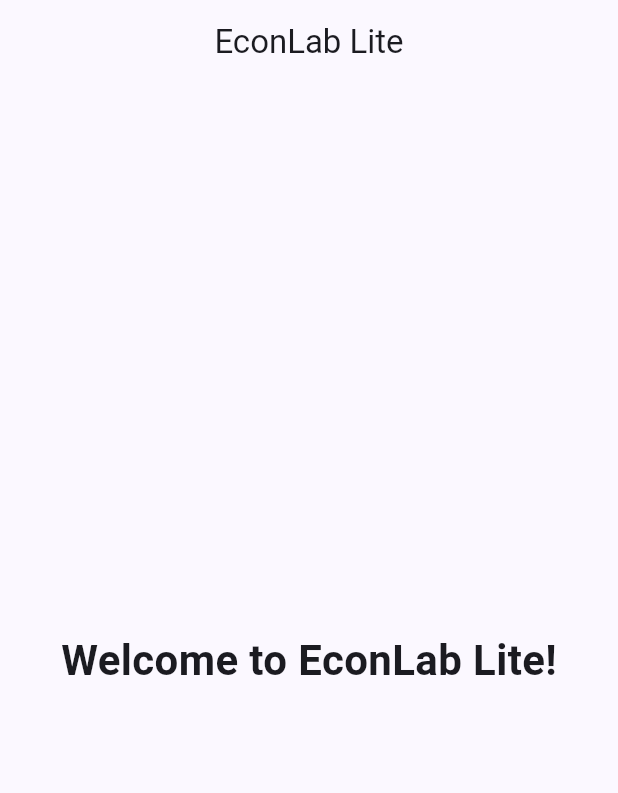
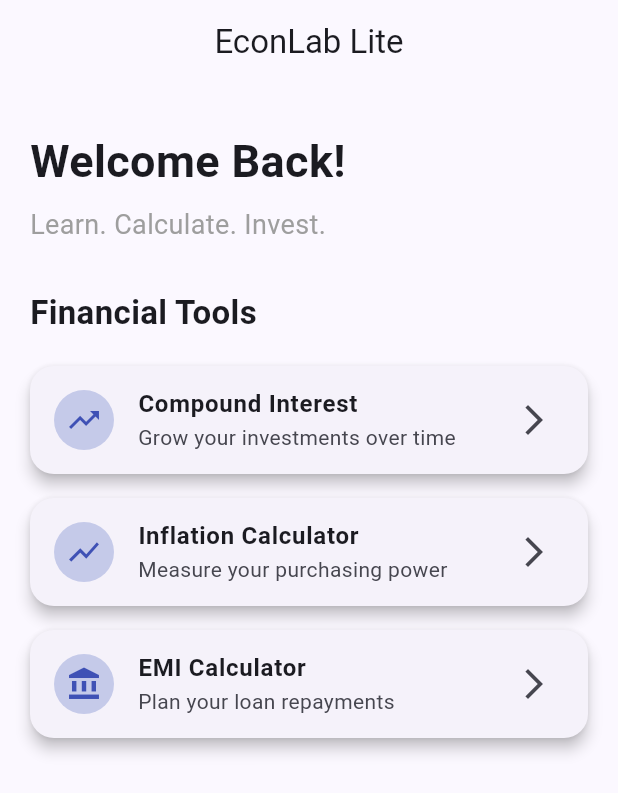
Before and after one commit to tanishgurjar3113-coder/econlab-lite, a Flutter app: the screen it shows after launch, on a phone screen of 412 x 824 dp. Shown: the top 793 px of the screen. Run offline on Flutter 3.47's test engine with Material 3 defaults, Android fonts, the phone set to English and light mode, and no system bars.

Commit message:
Add design system, theme, and reusable ToolCard widget

```diff
--- a/lib/main.dart
+++ b/lib/main.dart
@@ -1,4 +1,5 @@
 import 'package:flutter/material.dart';
+import 'screens/home/home_screen.dart';
 
 void main() {
   runApp(const EconLabApp());
@@ -16,30 +17,7 @@
         colorSchemeSeed: Colors.indigo,
         useMaterial3: true,
       ),
-      home: const HomePage(),
+      home: const HomeScreen(),
     );
   }
 }
-
-class HomePage extends StatelessWidget {
-  const HomePage({super.key});
-
-  @override
-  Widget build(BuildContext context) {
-    return Scaffold(
-      appBar: AppBar(
-        title: const Text("EconLab Lite"),
-        centerTitle: true,
-      ),
-      body: const Center(
-        child: Text(
-          "Welcome to EconLab Lite!",
-          style: TextStyle(
-            fontSize: 28,
-            fontWeight: FontWeight.bold,
-          ),
-        ),
-      ),
-    );
-  }
-}
--- a/lib/screens/home/home_screen.dart
+++ b/lib/screens/home/home_screen.dart
@@ -0,0 +1,73 @@
+import 'package:flutter/material.dart';
+import '../../widgets/tool_card.dart';
+
+class HomeScreen extends StatelessWidget {
+  const HomeScreen({super.key});
+
+  @override
+  Widget build(BuildContext context) {
+    return Scaffold(
+      appBar: AppBar(
+        title: const Text("EconLab Lite"),
+        centerTitle: true,
+      ),
+      body: Padding(
+        padding: const EdgeInsets.all(20),
+        child: Column(
+          crossAxisAlignment: CrossAxisAlignment.start,
+          children: [
+            const SizedBox(height: 10),
+
+            const Text(
+              "Welcome Back!",
+              style : TextStyle(
+                fontSize: 30,
+                fontWeight: FontWeight.bold,
+              ),
+            ),
+
+            const SizedBox(height: 8),
+
+            const Text(
+              "Learn. Calculate. Invest.",
+              style: TextStyle(
+                fontSize: 18,
+                color: Colors.grey,
+              ),
+            ),
+
+            const SizedBox(height: 30),
+
+            const Text(
+              "Financial Tools",
+              style: TextStyle(
+                fontSize: 22,
+                fontWeight: FontWeight.bold,
+              ),
+            ),
+
+            const SizedBox(height: 12),
+
+            const ToolCard(
+              icon: Icons.trending_up,
+              title: "Compound Interest",
+              subtitle: "Grow your investments over time",
+            ),
+
+            const ToolCard(
+              icon: Icons.show_chart,
+              title: "Inflation Calculator",
+              subtitle: "Measure your purchasing power",
+
+            ),
+            const ToolCard(
+              icon: Icons.account_balance,
+              title: "EMI Calculator",
+              subtitle: "Plan your loan repayments",
+            ),
+          ],
+        ),
+      ),
+    );
+  }
+}
--- a/lib/widgets/tool_card.dart
+++ b/lib/widgets/tool_card.dart
@@ -0,0 +1,44 @@
+import 'package:flutter/material.dart';
+
+class ToolCard extends StatelessWidget {
+  final IconData icon;
+  final String title;
+  final String subtitle;
+
+  const ToolCard({
+    super.key,
+    required this.icon,
+    required this.title,
+    required this.subtitle,
+  });
+
+  @override
+  Widget build(BuildContext context) {
+    return Card(
+      elevation: 4,
+      margin: const EdgeInsets.symmetric(vertical: 8),
+      shape: RoundedRectangleBorder(
+        borderRadius: BorderRadius.circular(16),
+      ),
+      child: ListTile(
+        leading: CircleAvatar(
+          backgroundColor: Colors.indigo.shade100,
+          child: Icon(
+            icon,
+            color: Colors.indigo,
+          ),
+        ),
+        title: Text(
+          title,
+          style: const TextStyle(
+            fontWeight: FontWeight.bold,
+          ),
+        ),
+        subtitle: Text(subtitle),
+        trailing: const Icon(
+          Icons.arrow_forward_ios,
+        ),
+      ),
+    );
+  }
+}
```
Also changed, not shown: lib/constants/app_colors.dart (added), lib/constants/app_spacing.dart (added), lib/constants/app_text_styles.dart (added), lib/theme/app_theme.dart (added).
